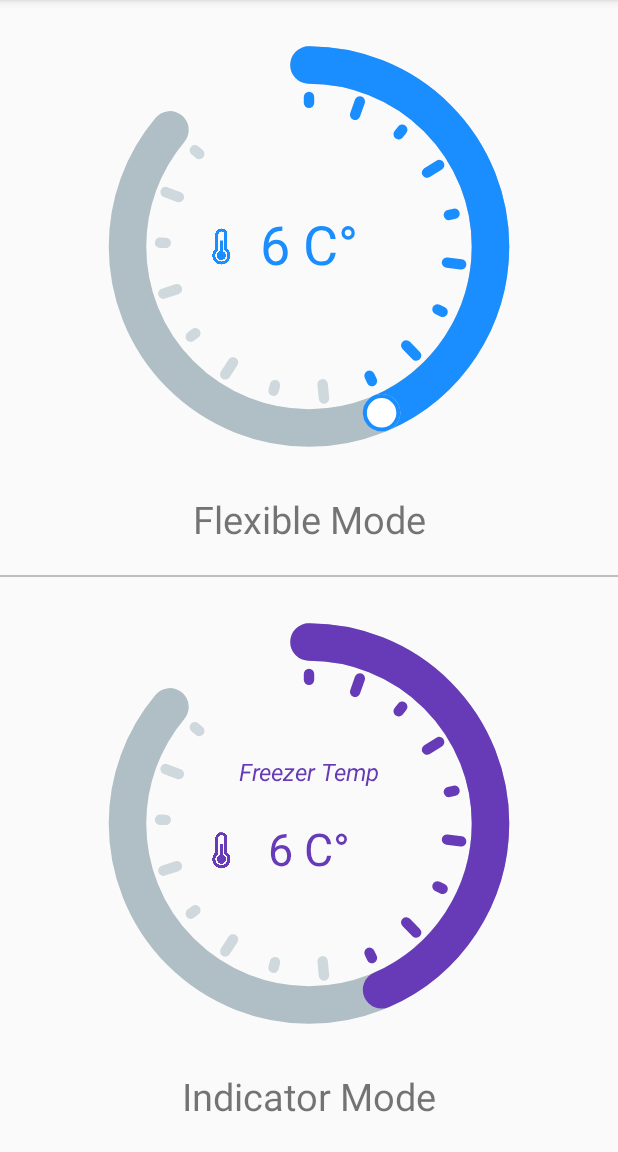
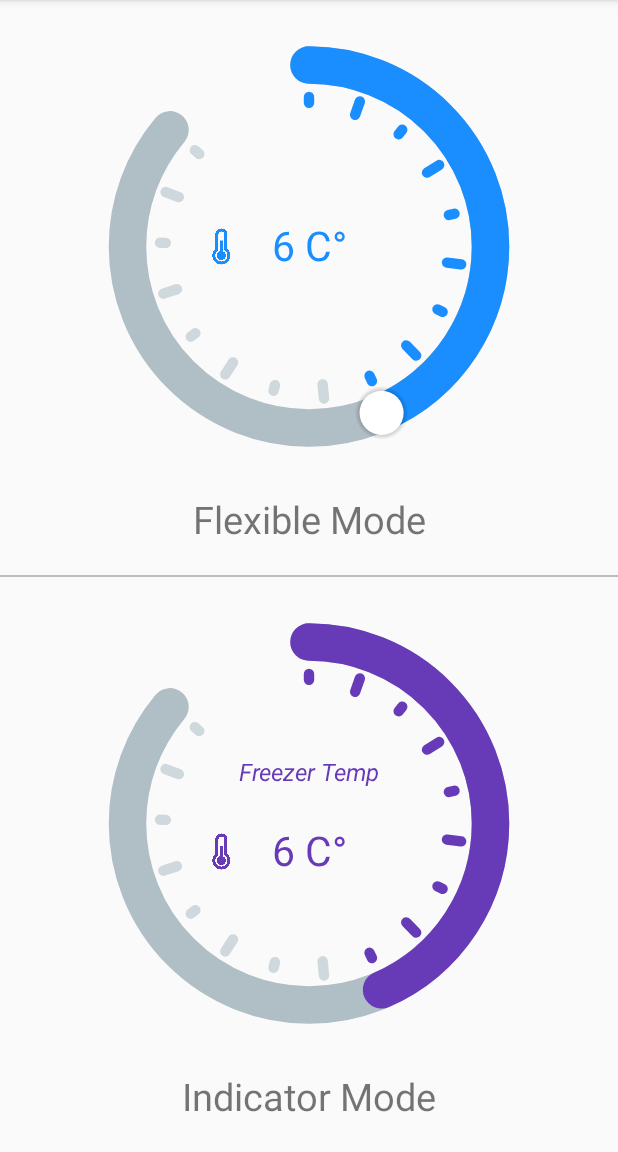
Before and after one commit to ali-moghadam/TempView, an Android app: the screen it shows after launch (MainActivity), on a phone screen of 412 x 824 dp, the part 84-1236 px from its top. Run offline under Robolectric (Android 15) with nearby library versions, the phone set to English and light mode, and no system bars.

Commit message:
add shadow to circle (temp changer)

```diff
--- a/app/src/main/res/layout/activity_main.xml
+++ b/app/src/main/res/layout/activity_main.xml
@@ -20,14 +20,14 @@
         app:tv_color_degree="#1a8dff"
         app:tv_color_progress="#1a8dff"
         app:tv_color_text="#1a8dff"
-        app:tv_color_value="#1a8dff"
+        app:tv_color_value="#FFFFFF"
         app:tv_current_value="6"
         app:tv_drawable="@drawable/ic_temp"
         app:tv_is_indicator="false"
         app:tv_max_value="14"
         app:tv_min_value="-2"
         app:tv_size_drawable="12dp"
-        app:tv_size_text_center="36dp"
+        app:tv_size_text_center="27sp"
         app:tv_stroke_width_background_progress="25dp" />
 
 
@@ -72,7 +72,7 @@
         app:tv_max_value="14"
         app:tv_min_value="-2"
         app:tv_size_drawable="12dp"
-        app:tv_size_text_center="30sp"
+        app:tv_size_text_center="27sp"
         app:tv_size_text_top="16sp"
         app:tv_stroke_width_background_progress="25dp"
         app:tv_text_status="Freezer Temp" />
--- a/tempview/src/main/java/com/alirnp/tempview/TempView.java
+++ b/tempview/src/main/java/com/alirnp/tempview/TempView.java
@@ -10,8 +10,10 @@ import android.graphics.Color;
 import android.graphics.Paint;
 import android.graphics.PorterDuff;
 import android.graphics.PorterDuffColorFilter;
+import android.graphics.RadialGradient;
 import android.graphics.Rect;
 import android.graphics.RectF;
+import android.graphics.Shader;
 import android.graphics.Typeface;
 import android.util.AttributeSet;
 import android.view.MotionEvent;
@@ -29,7 +31,7 @@ public class TempView extends View {
     private final static float DEFAULT_BACKGROUND_PROGRESS_STROKE_WIDTH = dpToPx(20);
     private final static float DEFAULT_CIRCLE_STROKE_WIDTH = dpToPx(3);
     private final static int DEFAULT_PROGRESS_COLOR = Color.parseColor("#1a8dff");
-    private final static int DEFAULT_START_TIME_STROKE_COLOR = Color.parseColor("#00E676");
+    private final static int DEFAULT_CIRCLE_COLOR = Color.parseColor("#FFFFFF");
     private final static int DEFAULT_CLOCK_COLOR = Color.parseColor("#CFD8DC");
     private final static int DEFAULT_TEXT_COLOR = Color.parseColor("#2196F3");
     private final static int DEFAULT_DEGREE_COLOR = Color.parseColor("#2196F3");
@@ -58,6 +60,7 @@ public class TempView extends View {
     private String mStringTextStatus;
     private Paint mPaintBackgroundProgress;
     private Paint mPaintValue;
+    float mFloatCenterXCircle;
     private Paint mPaintProgress;
     private Paint mPaintHandClock;
     private Paint mPaintHandClockColored;
@@ -73,6 +76,9 @@ public class TempView extends View {
     private float mFloatBeginOfClockLines;
     private int mWidthBackgroundProgress;
     private int mHeightBackgroundProgress;
+    float mFloatCenterYCircle;
+    private Paint mPaintShadow;
+
     private CircleArea mCircleArea = new CircleArea();
 
     private OnSeekChangeListener onSeekCirclesListener;
@@ -142,26 +148,6 @@ public class TempView extends View {
         return (int) (dp * Resources.getSystem().getDisplayMetrics().density);
     }
 
-    private static void fillCircleStrokeBorder(
-            Canvas c, float cx, float cy, float radius,
-            int circleColor, float borderWidth, int borderColor, Paint p) {
-
-        int saveColor = p.getColor();
-        p.setColor(circleColor);
-        Paint.Style saveStyle = p.getStyle();
-        p.setStyle(Paint.Style.FILL);
-        c.drawCircle(cx, cy, radius, p);
-        if (borderWidth > 0) {
-            p.setColor(borderColor);
-            p.setStyle(Paint.Style.STROKE);
-            float saveStrokeWidth = p.getStrokeWidth();
-            p.setStrokeWidth(borderWidth);
-            c.drawCircle(cx, cy, radius - (borderWidth / 2), p);
-            p.setStrokeWidth(saveStrokeWidth);
-        }
-        p.setColor(saveColor);
-        p.setStyle(saveStyle);
-    }
 
     public void setIsIndicator(boolean isIndicator) {
         this.isIndicator = isIndicator;
@@ -230,7 +216,7 @@ public class TempView extends View {
                 isIndicator = a.getBoolean(R.styleable.TempView_tv_is_indicator, true);
 
                 mColorBackgroundProgress = a.getColor(R.styleable.TempView_tv_color_background_progress, DEFAULT_BACKGROUND_PROGRESS_COLOR);
-                mColorValue = a.getColor(R.styleable.TempView_tv_color_value, DEFAULT_START_TIME_STROKE_COLOR);
+                mColorValue = a.getColor(R.styleable.TempView_tv_color_value, DEFAULT_CIRCLE_COLOR);
                 mColorProgress = a.getColor(R.styleable.TempView_tv_color_progress, DEFAULT_PROGRESS_COLOR);
                 mColorText = a.getColor(R.styleable.TempView_tv_color_text, DEFAULT_TEXT_COLOR);
                 mColorDegree = a.getColor(R.styleable.TempView_tv_color_degree, DEFAULT_DEGREE_COLOR);
@@ -275,10 +261,14 @@ public class TempView extends View {
 
 
             mPaintValue = new Paint();
+            mPaintValue.setColor(Color.WHITE);
             mPaintValue.setAntiAlias(true);
-            mPaintValue.setStrokeWidth(mStrokeWithCircle);
             mPaintValue.setColor(mColorValue);
-            mPaintValue.setStyle(Paint.Style.FILL_AND_STROKE);
+            mPaintValue.setStyle(Paint.Style.FILL);
+
+            mPaintShadow = new Paint();
+            mPaintShadow.setAntiAlias(true);
+
 
             mPaintProgress = new Paint();
             mPaintProgress.setAntiAlias(true);
@@ -481,6 +471,7 @@ public class TempView extends View {
 
         );
 
+
     }
 
     @Override
@@ -548,8 +539,8 @@ public class TempView extends View {
 
          */
 
-        float mFloatCenterXCircle = getDrawXOnBackgroundProgress(mDegreeValue, mRadiusBackgroundProgress - (mPaintBackgroundProgress.getStrokeWidth() / 1.2f), mWidthBackgroundProgress);
-        float mFloatCenterYCircle = getDrawYOnBackgroundProgress(mDegreeValue, mRadiusBackgroundProgress - (mPaintBackgroundProgress.getStrokeWidth() / 1.2f), mHeightBackgroundProgress);
+        mFloatCenterXCircle = getDrawXOnBackgroundProgress(mDegreeValue, mRadiusBackgroundProgress - (mPaintBackgroundProgress.getStrokeWidth() / 1.2f), mWidthBackgroundProgress);
+        mFloatCenterYCircle = getDrawYOnBackgroundProgress(mDegreeValue, mRadiusBackgroundProgress - (mPaintBackgroundProgress.getStrokeWidth() / 1.2f), mHeightBackgroundProgress);
         //ADD CIRCLE AREA FOR DETECT TOUCH
         mCircleArea = getCircleArea(mFloatCenterXCircle, mFloatCenterYCircle, mPaintBackgroundProgress.getStrokeWidth());
 
@@ -582,8 +573,15 @@ public class TempView extends View {
 
 
         //CIRCLE VALUE
-        if (!isIndicator)
-            fillCircleStrokeBorder(canvas, mFloatCenterXCircle, mFloatCenterYCircle, mPaintBackgroundProgress.getStrokeWidth() / 2f, Color.WHITE, mStrokeWithCircle, mColorValue, mPaintValue);
+        if (!isIndicator) {
+
+            RadialGradient shader = new RadialGradient(mFloatCenterXCircle, mFloatCenterYCircle, mPaintBackgroundProgress.getStrokeWidth() / 1.4f, Color.parseColor("#FF000000"), Color.TRANSPARENT, Shader.TileMode.CLAMP);
+            mPaintShadow.setShader(shader);
+
+            canvas.drawCircle(mFloatCenterXCircle, mFloatCenterYCircle, mPaintBackgroundProgress.getStrokeWidth() / 1.4f, mPaintShadow); // shadow
+            canvas.drawCircle(mFloatCenterXCircle, mFloatCenterYCircle, mPaintBackgroundProgress.getStrokeWidth() / 1.7f, mPaintValue);
+
+        }
 
 
         {
```
